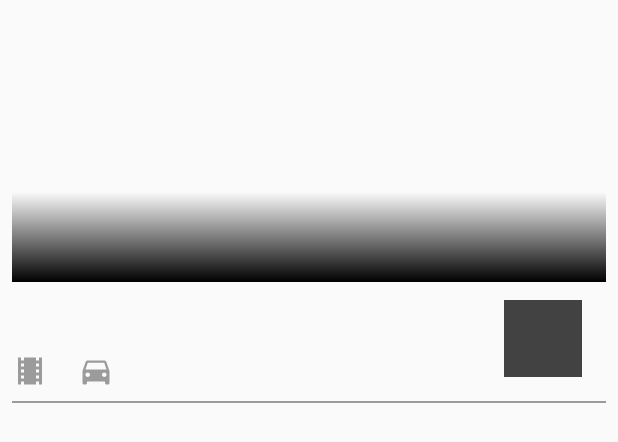
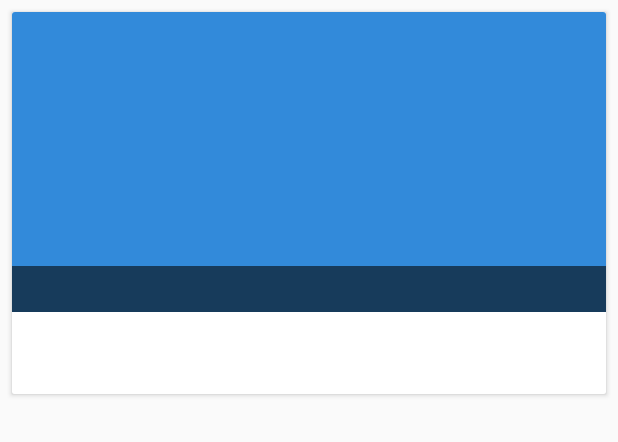
Before and after one commit to swapnilgai/EventHike, an Android app: the layout event_item.xml on its own in the app's theme, with its tools: preview values and no code run, on a phone screen of 412 x 824 dp. Shown: the top 442 px of the screen. Run offline under Robolectric (Android 15) with nearby library versions, the phone set to English and light mode, and no system bars.

```diff
--- a/app/build.gradle
+++ b/app/build.gradle
@@ -13,6 +13,7 @@ android {
         versionName "1.0"
         testInstrumentationRunner "android.support.test.runner.AndroidJUnitRunner"
         vectorDrawables.useSupportLibrary = true
+        multiDexEnabled true
     }
     buildTypes {
         release {
@@ -75,6 +76,8 @@ dependencies {
     compile 'com.squareup.okhttp3:okhttp:3.10.0'
     compile 'com.squareup.okhttp3:logging-interceptor:3.9.1'
 
+    // https://mvnrepository.com/artifact/joda-time/joda-time
+    compile group: 'joda-time', name: 'joda-time', version: '2.9.9'
 }
 repositories {
     mavenCentral()
--- a/app/src/main/java/com/java/eventhike/feature/home/HomeActivity.kt
+++ b/app/src/main/java/com/java/eventhike/feature/home/HomeActivity.kt
@@ -94,7 +94,7 @@ class HomeActivity : AppCompatActivity(), EventNavigator {
                 setLocationText(PlaceAutocomplete.getPlace(this, data))
                 getEvents(PlaceAutocomplete.getPlace(this, data).latLng)
             } else if (resultCode == PlaceAutocomplete.RESULT_ERROR) {
-                val status = PlaceAutocomplete.getStatus(this, data)
+                 PlaceAutocomplete.getStatus(this, data)
             } else if (resultCode == Activity.RESULT_CANCELED) {
                 // The user canceled the operation.
             }
--- a/app/src/main/java/com/java/eventhike/feature/home/event/EventViewModel.kt
+++ b/app/src/main/java/com/java/eventhike/feature/home/event/EventViewModel.kt
@@ -27,7 +27,7 @@ open class EventViewModel(var mDataManager: DataManager?) : BaseObservable() {
     fun loadEvent(mLatLng: LatLng){
         //TODO load data from shared preference
         updateLatLng(mLatLng.latitude, mLatLng.longitude)
-        mDataManager?.getEvents(mLatLng.latitude, mLatLng.longitude, 100,"venue", 100, "250414581969875%7Cdt5jSQD2oOs8MM32Blvh-YbvG0I")
+        mDataManager?.getEvents(mLatLng.latitude, mLatLng.longitude, 50,"venue", 100, "250414581969875%7Cdt5jSQD2oOs8MM32Blvh-YbvG0I")
                 ?.subscribeOn(Schedulers.computation())
                 ?.observeOn(AndroidSchedulers.mainThread())
                 ?.subscribe(
--- a/app/src/main/res/drawable/transparent_black.xml
+++ b/app/src/main/res/drawable/transparent_black.xml
@@ -1,8 +1,8 @@
 <?xml version="1.0" encoding="utf-8"?>
 <shape xmlns:android="http://schemas.android.com/apk/res/android">
     <gradient
-        android:startColor="#00000000"
-        android:endColor="#000000"
-        android:type="linear"
-        android:angle="270"/>
+        android:startColor="#aa000000"
+        android:endColor="#00ffffff"
+        android:centerColor="#00ffffff"
+        android:angle="90"/>
 </shape>
--- a/app/src/main/res/layout/activity_home.xml
+++ b/app/src/main/res/layout/activity_home.xml
@@ -15,7 +15,7 @@
     <android.support.v7.widget.CardView
         android:elevation="4dp"
         android:id="@+id/cvLocation"
-        android:layout_height="wrap_content"
+        android:layout_height="50dp"
         android:layout_width="match_parent"
         tools:ignore="UnusedAttribute">
 
@@ -53,11 +53,12 @@
                     android:textAllCaps="true"
                     android:textSize="18sp"
                     android:paddingEnd="8dp"
-                    android:src="@drawable/ic_my_location"/>
+                    app:srcCompat="@drawable/ic_my_location"/>
             </LinearLayout>
     </android.support.v7.widget.CardView>
 
     <FrameLayout
+        android:layout_marginTop="55dp"
         android:id="@+id/fragment_content"
         android:layout_width="match_parent"
         android:layout_height="match_parent"/>
--- a/app/src/main/res/layout/event_item.xml
+++ b/app/src/main/res/layout/event_item.xml
@@ -8,99 +8,84 @@
                 type="com.java.eventhike.feature.home.event.EventItemViewModel"/>
         </data>
 
+ <android.support.v7.widget.CardView
+     android:layout_width="match_parent"
+     android:layout_height="wrap_content"
+     android:layout_margin="8dp"
+     app:cardElevation="2dp">
 <android.support.constraint.ConstraintLayout
     android:id="@+id/eventItemConstraintLayout"
     android:layout_width="match_parent"
     android:layout_height="wrap_content"
-    android:layout_margin="8dp">
+    android:background="@android:color/white">
 
     <ImageView
         android:id="@+id/image"
         android:layout_width="match_parent"
-        android:layout_height="180dp"
-        app:imageUrl = "@{viewModel.eventsItem.coverPicture}" />
+        android:layout_height="200dp"
+        app:imageUrl="@{viewModel.eventsItem.coverPicture}"
+        android:background="@color/colorSkyBlue"
+       />
 
     <TextView
         android:id="@+id/event_name"
         android:layout_width="match_parent"
-        android:layout_height="60dp"
-        android:background="@drawable/transparent_black"
-        android:paddingBottom="8dp"
-        android:paddingLeft="16dp"
-        android:paddingTop="16dp"
+        android:layout_height="wrap_content"
         android:text="@{viewModel.eventsItem.name}"
+        android:background="#96050505"
+        android:textSize="20dp"
         android:textColor="@android:color/white"
-        android:textSize="22dp"
-        app:layout_constraintBottom_toBottomOf="@+id/image"/>
+        android:maxLines="1"
+        android:textStyle="bold"
+        app:layout_constraintBottom_toBottomOf="@+id/image"
+        app:layout_constraintStart_toStartOf="parent"
+        android:layout_marginTop="8dp"
+        android:paddingLeft="92dp"
+        android:gravity="bottom"
+        android:paddingBottom="2dp"
+        android:paddingTop="1dp"
+        />
+
+    <ImageView
+        android:id="@+id/venue_image"
+        android:layout_width="75dp"
+        android:layout_height="75dp"
+        app:imageUrl="@{viewModel.eventsItem.venue.profilePicture}"
+        app:layout_constraintTop_toTopOf="@+id/image"
+        app:layout_constraintStart_toEndOf="parent"
+        android:layout_marginTop="170dp"
+        android:layout_marginLeft="8dp"/>
+    <TextView
+        android:id="@+id/event_venue"
+        android:layout_width="match_parent"
+        android:layout_height="wrap_content"
+        android:text="@{viewModel.eventsItem.venue.name}"
+        android:textColor="#FF4A4A4A"
+        android:textSize="17sp"
+        android:textStyle="bold"
+        android:maxLines="1"
+        app:layout_constraintStart_toStartOf="parent"
+        app:layout_constraintTop_toBottomOf="@+id/event_name"
+        android:layout_marginLeft="90dp"
+        />
 
     <TextView
         android:id="@+id/event_time"
-        android:layout_width="wrap_content"
+        android:layout_width="match_parent"
         android:layout_height="wrap_content"
-        android:text="@{viewModel.eventsItem.startTime}"
-        android:layout_marginTop="12dp"
-        android:textSize="20sp"
+        android:text="@{viewModel.getDateTime}"
         android:textColor="#FF4A4A4A"
-        android:layout_marginLeft="16dp"
-        android:paddingLeft="16dp"
-        app:layout_constraintTop_toBottomOf="@+id/event_name"/>
-
-    <ImageView
-        android:id="@+id/driving_distance"
-        android:layout_width="24dp"
-        android:layout_height="24dp"
-        android:layout_marginTop="8dp"
-        android:background="@drawable/ic_local_mile_away"
-        app:layout_constraintTop_toBottomOf="@+id/event_time"
-        tools:layout_editor_absoluteX="16dp"
-        tools:ignore="MissingConstraints"/>
-
-    <TextView
-        android:id="@+id/driving_distance_label"
-        android:layout_width="wrap_content"
-        android:layout_height="wrap_content"
-        android:textSize="16sp"
-        android:layout_marginLeft="4dp"
-        android:layout_marginTop="8dp"
-        app:layout_constraintTop_toBottomOf="@+id/event_time"
-        app:layout_constraintLeft_toRightOf="@+id/driving_distance"/>
-
-    <ImageView
-        android:id="@+id/mile_away"
-        android:layout_width="24dp"
-        android:layout_height="24dp"
-        android:layout_marginLeft="16dp"
-        android:layout_marginTop="8dp"
-        android:background="@drawable/ic_directions_car"
-        app:layout_constraintTop_toBottomOf="@+id/event_time"
-        app:layout_constraintLeft_toRightOf="@+id/driving_distance_label"/>
-
-    <TextView
-        android:id="@+id/mile_away_label"
-        android:layout_width="wrap_content"
-        android:layout_height="20sp"
-        android:textSize="16sp"
-        android:layout_marginLeft="4dp"
-        android:layout_marginTop="8dp"
-        app:layout_constraintTop_toBottomOf="@+id/event_time"
-        app:layout_constraintLeft_toRightOf="@+id/mile_away"/>
-
-    <ImageView
-        android:layout_width="52dp"
-        android:layout_height="51dp"
-        app:layout_constraintTop_toBottomOf="@+id/event_name"
-        android:background="@color/cardview_dark_background"
-        app:layout_constraintEnd_toEndOf="parent"
-        android:layout_marginTop="12dp"
-        android:layout_marginEnd="16dp"
-        android:layout_marginRight="16dp"/>
+        android:textSize="14sp"
+        android:textStyle="bold"
+        android:layout_marginLeft="90dp"
+        app:layout_constraintTop_toBottomOf="@id/event_venue"/>
 
     <View
-        android:layout_marginTop="12dp"
+        android:layout_marginTop="8dp"
         android:layout_width="match_parent"
         android:layout_height="1dp"
-        android:background="#FF9B9B9B"
-        app:layout_constraintTop_toBottomOf="@+id/mile_away_label"/>
+        app:layout_constraintTop_toBottomOf="@+id/venue_image"/>
 
 </android.support.constraint.ConstraintLayout>
+ </android.support.v7.widget.CardView>
 </layout>
--- a/app/src/main/res/layout/fragment_list.xml
+++ b/app/src/main/res/layout/fragment_list.xml
@@ -10,7 +10,8 @@
     </data>
     <android.support.constraint.ConstraintLayout
                  android:layout_width="match_parent"
-                 android:layout_height="match_parent">
+                 android:layout_height="match_parent"
+                 android:background="@android:color/white">
 
       <android.support.v7.widget.RecyclerView
           android:id="@+id/listRecyclerView"
--- a/app/src/main/res/values/strings.xml
+++ b/app/src/main/res/values/strings.xml
@@ -10,4 +10,10 @@
     <string name="title_List">List</string>
     <string name="title_activity_maps">Map</string>
 
+    <plurals name="start_date">
+        <item quantity="zero">Today</item>
+        <item quantity="one">Tomorrow</item>
+        <item quantity="other">In %d days</item>
+    </plurals>
+
 </resources>
```
Also changed, not shown: app/src/main/java/com/java/eventhike/feature/home/event/EventItemViewModel.kt (+14 -0 lines), app/src/main/java/com/java/eventhike/feature/home/event/list/ListFragment.kt (+6 -8 lines), app/src/main/java/com/java/eventhike/feature/home/event/map/MapFragment.kt (+7 -7 lines), app/src/main/java/com/java/eventhike/util/ViewBinding.kt (+5 -4 lines).
